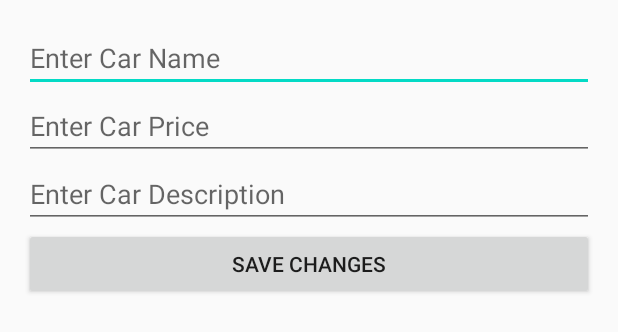
After one commit to Carlover21/RH_Rentals, an Android app built with Jetpack Compose: the layout activity_edit_car.xml on its own in the app's theme, with its tools: preview values and no code run, on a phone screen of 412 x 824 dp. The commit adds this screen. Shown: the top 332 px of the screen. Run offline under Robolectric (Android 15) with nearby library versions, the phone set to English and light mode, and no system bars.

Commit message:
Revert "reset the projectr because the files were correpted"
This reverts commit c3b12bdf7bf64a177f70cd761a3dbc7c408fb19d.

```diff
--- a/app/src/main/res/layout/activity_car_detail.xml
+++ b/app/src/main/res/layout/activity_car_detail.xml
@@ -10,11 +10,11 @@
         android:padding="16dp">
 
         <!-- Image slider -->
-        <androidx.viewpager2.widget.ViewPager2
-            android:id="@+id/viewPagerCarImages"
+        <androidx.viewpager.widget.ViewPager
+            android:id="@+id/viewPager"
             android:layout_width="match_parent"
             android:layout_height="200dp"
-            android:layout_marginBottom="8dp"/>
+            android:layout_marginBottom="16dp" />
 
         <!-- Car Name -->
         <TextView
--- a/app/src/main/res/layout/activity_car_list.xml
+++ b/app/src/main/res/layout/activity_car_list.xml
@@ -5,7 +5,7 @@
     android:padding="16dp">
 
     <androidx.recyclerview.widget.RecyclerView
-        android:id="@+id/recyclerView"
+        android:id="@+id/recyclerViewCars"
         android:layout_width="match_parent"
         android:layout_height="match_parent"/>
 
--- /dev/null
+++ b/app/src/main/res/layout/activity_edit_car.xml
@@ -0,0 +1,33 @@
+<?xml version="1.0" encoding="utf-8"?>
+<LinearLayout xmlns:android="http://schemas.android.com/apk/res/android"
+    android:layout_width="match_parent"
+    android:layout_height="match_parent"
+    android:orientation="vertical"
+    android:padding="16dp">
+
+    <EditText
+        android:id="@+id/editTextCarName"
+        android:layout_width="match_parent"
+        android:layout_height="wrap_content"
+        android:hint="Enter Car Name" />
+
+    <EditText
+        android:id="@+id/editTextCarPrice"
+        android:layout_width="match_parent"
+        android:layout_height="wrap_content"
+        android:hint="Enter Car Price"
+        android:inputType="numberDecimal" />
+
+    <EditText
+        android:id="@+id/editTextCarDescription"
+        android:layout_width="match_parent"
+        android:layout_height="wrap_content"
+        android:hint="Enter Car Description"
+        android:inputType="textMultiLine" />
+
+    <Button
+        android:id="@+id/btnSaveChanges"
+        android:layout_width="match_parent"
+        android:layout_height="wrap_content"
+        android:text="Save Changes" />
+</LinearLayout>
--- a/app/src/main/res/layout/item_car.xml
+++ b/app/src/main/res/layout/item_car.xml
@@ -5,12 +5,11 @@
     android:padding="16dp">
 
     <!-- Image Slider -->
-    <androidx.viewpager2.widget.ViewPager2
+    <androidx.viewpager.widget.ViewPager
         android:id="@+id/viewPagerCarImages"
         android:layout_width="match_parent"
         android:layout_height="200dp"
-        android:layout_marginBottom="8dp"/>
-
+        android:layout_marginBottom="8dp" />
 
     <!-- Car Name -->
     <TextView
```
Also changed, not shown: app/src/main/java/com/rh/rentals/CarDetailActivity.java (+26 -28 lines), app/src/main/java/com/rh/rentals/CarListActivity.java (+23 -9 lines), app/src/main/java/com/rh/rentals/DatabaseHelper.java (+1 -7 lines), app/src/main/java/com/rh/rentals/EditCarActivity.java (added, +86 -0 lines), app/src/main/java/com/rh/rentals/ImagePagerAdapter.java (+9 -11 lines), app/src/main/java/com/rh/rentals/MyAppGlideModule.java (added, +9 -0 lines), 1 other file.
